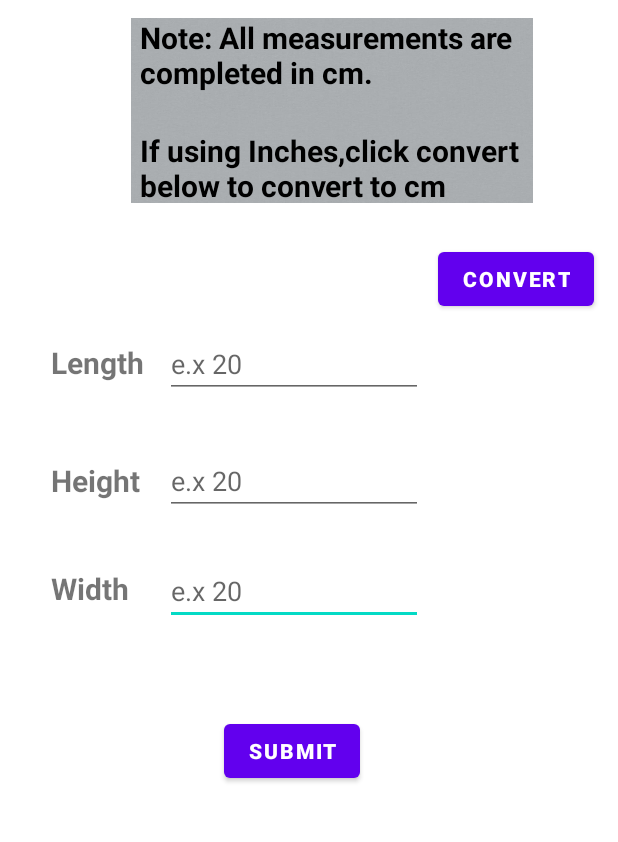
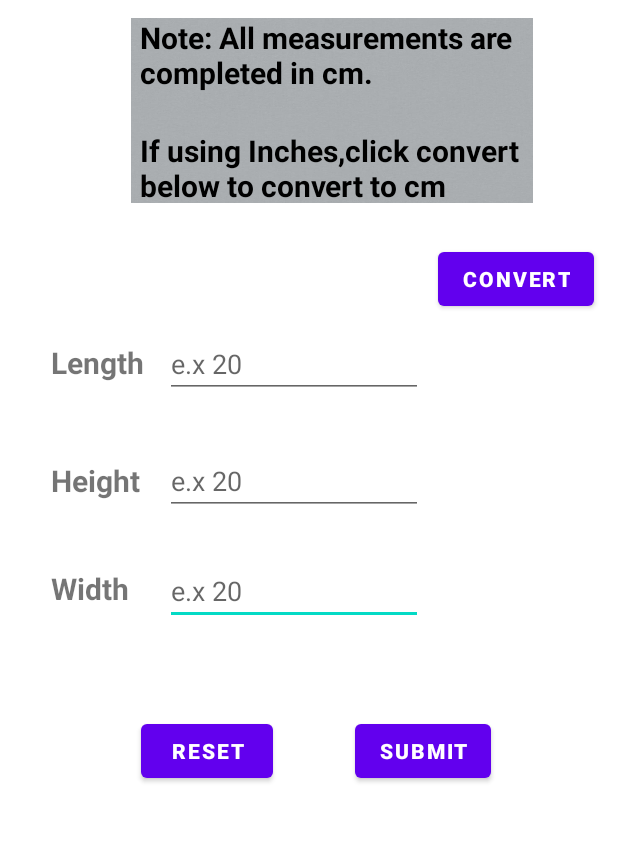
Before and after one commit to BrianParlon/Dimenscan, an Android app: the ManualEntry screen opened directly, with no data from a screen before it, on a phone screen of 412 x 824 dp, the part 152-994 px from its top. Run offline under Robolectric (Android 15) with nearby library versions, the light colour scheme and no system bars; our stand-ins replace Firebase (no records; nobody signed in at launch, a user with empty details on screens opened directly).

Commit message:
Reset Button and conversion button both working, Reset reloads the page and conversion puts the new converted numbers at the end of the numbers.

```diff
--- a/app/src/main/java/com/example/dimenscan/ManualEntry.java
+++ b/app/src/main/java/com/example/dimenscan/ManualEntry.java
@@ -4,6 +4,7 @@ import androidx.appcompat.app.AppCompatActivity;
 
 import android.content.Intent;
 import android.os.Bundle;
+import android.sax.StartElementListener;
 import android.view.View;
 import android.widget.Button;
 import android.widget.EditText;
@@ -15,7 +16,7 @@ import com.google.firebase.auth.FirebaseAuth;
 import org.w3c.dom.Text;
 
 public class ManualEntry extends AppCompatActivity implements View.OnClickListener {
-    Button conv, submit;
+    Button conv, submit, reset;
     EditText length, height, width;
     TextView lengCon, heightCon, widthCon;
 
@@ -24,11 +25,14 @@ public class ManualEntry extends AppCompatActivity implements View.OnClickListen
         super.onCreate(savedInstanceState);
         setContentView(R.layout.activity_manual_entry);
 
-        conv = (Button) findViewById(R.id.button3);
+        conv = (Button) findViewById(R.id.convBtn);
         conv.setOnClickListener(this);
 
-        submit = (Button) findViewById(R.id.button4);
+        submit = (Button) findViewById(R.id.submitBtn);
         submit.setOnClickListener(this);
+
+        reset = (Button) findViewById(R.id.resetBtn);
+        reset.setOnClickListener(this);
 
         //Users input for their measurements
         length = (EditText) findViewById(R.id.editTextTextPersonName7);
@@ -45,9 +49,17 @@ public class ManualEntry extends AppCompatActivity implements View.OnClickListen
     @Override
     public void onClick(View view) {
         switch (view.getId()) {
-            case R.id.button3:
-                Toast.makeText(ManualEntry.this,"Error",Toast.LENGTH_LONG).show();
+            case R.id.convBtn:
+                Toast.makeText(ManualEntry.this,"Dimensions converted",Toast.LENGTH_LONG).show();
                 conversion();
+                break;
+
+            case R.id.resetBtn:
+                Toast.makeText(ManualEntry.this,"Dimensions reset",Toast.LENGTH_LONG).show();
+                startActivity(new Intent(this,ManualEntry.class));
+                break;
+            case R.id.submitBtn:
+                Toast.makeText(ManualEntry.this,"Dimensions submitted",Toast.LENGTH_LONG).show();
                 break;
 
         }
--- a/app/src/main/res/layout/activity_manual_entry.xml
+++ b/app/src/main/res/layout/activity_manual_entry.xml
@@ -205,7 +205,7 @@
         app:layout_constraintVertical_bias="0.545" />
 
     <Button
-        android:id="@+id/button3"
+        android:id="@+id/convBtn"
         android:layout_width="wrap_content"
         android:layout_height="wrap_content"
         android:text="Convert"
@@ -218,14 +218,27 @@
         app:layout_constraintVertical_bias="0.339" />
 
     <Button
-        android:id="@+id/button4"
+        android:id="@+id/resetBtn"
+        android:layout_width="wrap_content"
+        android:layout_height="wrap_content"
+        android:text="Reset"
+        android:textStyle="bold"
+        app:layout_constraintBottom_toBottomOf="parent"
+        app:layout_constraintEnd_toEndOf="parent"
+        app:layout_constraintHorizontal_bias="0.291"
+        app:layout_constraintStart_toStartOf="parent"
+        app:layout_constraintTop_toTopOf="parent"
+        app:layout_constraintVertical_bias="0.745" />
+
+    <Button
+        android:id="@+id/submitBtn"
         android:layout_width="wrap_content"
         android:layout_height="wrap_content"
         android:text="Submit"
         android:textStyle="bold"
         app:layout_constraintBottom_toBottomOf="parent"
         app:layout_constraintEnd_toEndOf="parent"
-        app:layout_constraintHorizontal_bias="0.464"
+        app:layout_constraintHorizontal_bias="0.736"
         app:layout_constraintStart_toStartOf="parent"
         app:layout_constraintTop_toTopOf="parent"
         app:layout_constraintVertical_bias="0.745" />
```
